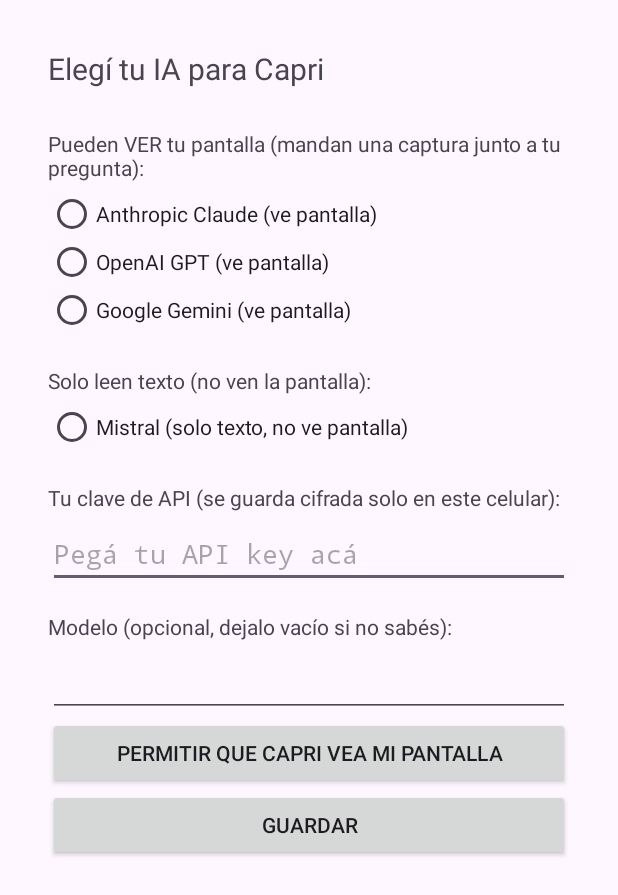
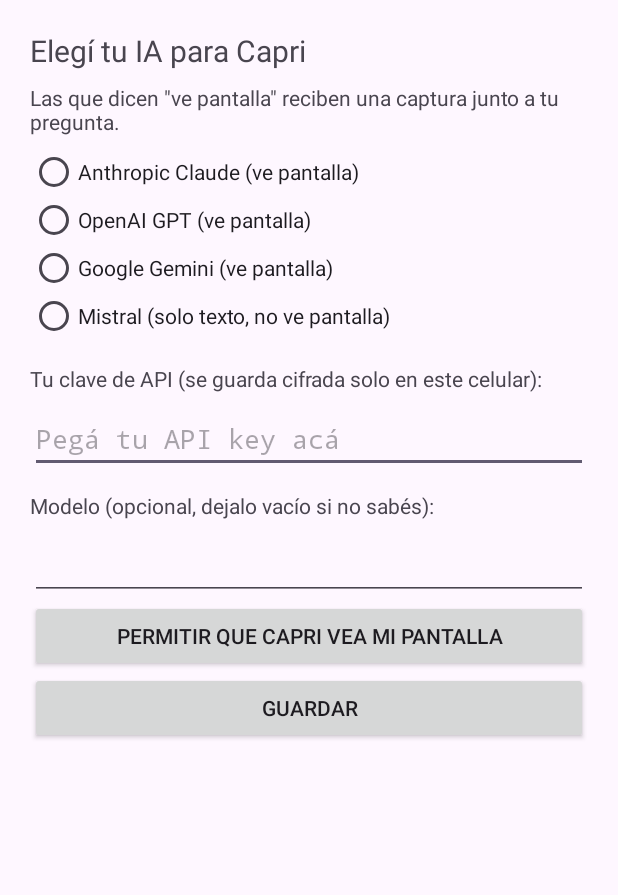
Before and after one commit to Nosoycami0003/CapriOS, an Android app: the SettingsActivity screen opened directly, with no data from a screen before it, on a phone screen of 412 x 824 dp. Shown: the top 895 px of the screen. Run offline under Robolectric (Android 15) with nearby library versions, the phone set to English and light mode, and no system bars; libraries missing offline, so code that uses them is left out: android.view; 7 statements that could not run were skipped.

Commit message:
Update SettingsActivity.kt

```diff
--- a/app/src/main/java/com/endrunners/capri/SettingsActivity.kt
+++ b/app/src/main/java/com/endrunners/capri/SettingsActivity.kt
@@ -1,18 +1,43 @@
 package com.endrunners.capri
 
-import android.app.Activity
 import android.content.Intent
 import android.media.projection.MediaProjectionManager
 import android.os.Bundle
 import android.widget.*
+import androidx.activity.result.contract.ActivityResultContracts
 import androidx.appcompat.app.AppCompatActivity
 
 class SettingsActivity : AppCompatActivity() {
 
-    private lateinit var grupoVision: RadioGroup
-    private lateinit var grupoTexto: RadioGroup
+    // UN solo grupo: con dos grupos separados se podían marcar dos IA a la vez
+    // y siempre ganaba la del primer grupo.
+    private lateinit var grupoProveedor: RadioGroup
     private lateinit var campoApiKey: EditText
     private lateinit var campoModelo: EditText
+
+    private val pantallaLauncher =
+        registerForActivityResult(ActivityResultContracts.StartActivityForResult()) { result ->
+            val data = result.data
+            if (result.resultCode == RESULT_OK && data != null) {
+                ScreenCapture.guardarPermiso(result.resultCode, data)
+                CapriPrefs.saveConfig(
+                    this,
+                    CapriPrefs.getProvider(this),
+                    CapriPrefs.getApiKey(this),
+                    CapriPrefs.getModel(this),
+                    true
+                )
+                // Si el servicio ya corre, hay que re-declarar el tipo mediaProjection
+                if (CapriService.isRunning) {
+                    startForegroundService(Intent(this, CapriService::class.java))
+                }
+                Toast.makeText(this, "Listo, Capri ya puede ver tu pantalla.", Toast.LENGTH_SHORT).show()
+            } else {
+                Toast.makeText(this, "No diste el permiso, Capri seguirá sin ver la pantalla.", Toast.LENGTH_SHORT).show()
+            }
+        }
+
+    private fun dp(v: Int) = (v * resources.displayMetrics.density).toInt()
 
     override fun onCreate(savedInstanceState: Bundle?) {
         super.onCreate(savedInstanceState)
@@ -20,7 +45,7 @@ class SettingsActivity : AppCompatActivity() {
         val scroll = ScrollView(this)
         val root = LinearLayout(this).apply {
             orientation = LinearLayout.VERTICAL
-            setPadding(48, 48, 48, 48)
+            setPadding(dp(20), dp(20), dp(20), dp(20))
         }
         scroll.addView(root)
         setContentView(scroll)
@@ -28,45 +53,39 @@ class SettingsActivity : AppCompatActivity() {
         root.addView(TextView(this).apply {
             text = "Elegí tu IA para Capri"
             textSize = 20f
-            setPadding(0, 0, 0, 24)
+            setPadding(0, 0, 0, dp(8))
         })
 
         root.addView(TextView(this).apply {
-            text = "Pueden VER tu pantalla (mandan una captura junto a tu pregunta):"
-            setPadding(0, 16, 0, 8)
+            text = "Las que dicen \"ve pantalla\" reciben una captura junto a tu pregunta."
+            setPadding(0, 0, 0, dp(8))
         })
 
-        grupoVision = RadioGroup(this)
-        AIProvider.entries.filter { it.supportsVision }.forEach { p ->
-            grupoVision.addView(RadioButton(this).apply { text = p.displayName; tag = p.name })
+        grupoProveedor = RadioGroup(this)
+        AIProvider.entries.forEach { p ->
+            grupoProveedor.addView(RadioButton(this).apply {
+                text = p.displayName
+                tag = p.name
+                id = android.view.View.generateViewId()
+            })
         }
-        root.addView(grupoVision)
-
-        root.addView(TextView(this).apply {
-            text = "Solo leen texto (no ven la pantalla):"
-            setPadding(0, 32, 0, 8)
-        })
-
-        grupoTexto = RadioGroup(this)
-        AIProvider.entries.filter { !it.supportsVision }.forEach { p ->
-            grupoTexto.addView(RadioButton(this).apply { text = p.displayName; tag = p.name })
-        }
-        root.addView(grupoTexto)
+        root.addView(grupoProveedor)
 
         root.addView(TextView(this).apply {
             text = "Tu clave de API (se guarda cifrada solo en este celular):"
-            setPadding(0, 32, 0, 8)
+            setPadding(0, dp(16), 0, dp(8))
         })
 
         campoApiKey = EditText(this).apply {
             hint = "Pegá tu API key acá"
-            inputType = android.text.InputType.TYPE_CLASS_TEXT or android.text.InputType.TYPE_TEXT_VARIATION_PASSWORD
+            inputType = android.text.InputType.TYPE_CLASS_TEXT or
+                android.text.InputType.TYPE_TEXT_VARIATION_PASSWORD
         }
         root.addView(campoApiKey)
 
         root.addView(TextView(this).apply {
             text = "Modelo (opcional, dejalo vacío si no sabés):"
-            setPadding(0, 24, 0, 8)
+            setPadding(0, dp(12), 0, dp(8))
         })
 
         campoModelo = EditText(this)
@@ -83,6 +102,19 @@ class SettingsActivity : AppCompatActivity() {
         })
 
         cargarConfiguracionActual()
+
+        // Se registra DESPUÉS de cargar, para no borrar el modelo guardado al marcar el radio inicial
+        grupoProveedor.setOnCheckedChangeListener { group, checkedId ->
+            val p = AIProvider.fromId(group.findViewById<RadioButton>(checkedId)?.tag as? String)
+            campoModelo.setText("")
+            campoModelo.hint = p.defaultModel
+        }
+    }
+
+    private fun proveedorSeleccionado(): AIProvider {
+        val id = grupoProveedor.checkedRadioButtonId
+        val tag = if (id != -1) grupoProveedor.findViewById<RadioButton>(id)?.tag as? String else null
+        return AIProvider.fromId(tag)
     }
 
     private fun cargarConfiguracionActual() {
@@ -90,39 +122,23 @@ class SettingsActivity : AppCompatActivity() {
         campoApiKey.setText(CapriPrefs.getApiKey(this))
         campoModelo.hint = provider.defaultModel
 
-        for (i in 0 until grupoVision.childCount) {
-            val rb = grupoVision.getChildAt(i) as RadioButton
-            if (rb.tag == provider.name) rb.isChecked = true
-        }
-        for (i in 0 until grupoTexto.childCount) {
-            val rb = grupoTexto.getChildAt(i) as RadioButton
+        val guardado = CapriPrefs.getModel(this)
+        if (guardado != provider.defaultModel) campoModelo.setText(guardado)
+
+        for (i in 0 until grupoProveedor.childCount) {
+            val rb = grupoProveedor.getChildAt(i) as RadioButton
             if (rb.tag == provider.name) rb.isChecked = true
         }
     }
 
     private fun pedirPermisoPantalla() {
         val mpm = getSystemService(MEDIA_PROJECTION_SERVICE) as MediaProjectionManager
-        startActivityForResult(mpm.createScreenCaptureIntent(), 9001)
-    }
-
-    override fun onActivityResult(requestCode: Int, resultCode: Int, data: Intent?) {
-        super.onActivityResult(requestCode, resultCode, data)
-        if (requestCode == 9001 && resultCode == Activity.RESULT_OK && data != null) {
-            ScreenCapture.guardarPermiso(resultCode, data)
-            CapriPrefs.saveConfig(this, CapriPrefs.getProvider(this), CapriPrefs.getApiKey(this), CapriPrefs.getModel(this), true)
-            Toast.makeText(this, "Listo, Capri ya puede ver tu pantalla.", Toast.LENGTH_SHORT).show()
-        } else if (requestCode == 9001) {
-            Toast.makeText(this, "No diste el permiso, Capri seguirá sin ver la pantalla.", Toast.LENGTH_SHORT).show()
-        }
+        pantallaLauncher.launch(mpm.createScreenCaptureIntent())
     }
 
     private fun guardarConfiguracion() {
-        val seleccionVision = (0 until grupoVision.childCount).map { grupoVision.getChildAt(it) as RadioButton }.firstOrNull { it.isChecked }
-        val seleccionTexto = (0 until grupoTexto.childCount).map { grupoTexto.getChildAt(it) as RadioButton }.firstOrNull { it.isChecked }
-        val tag = seleccionVision?.tag ?: seleccionTexto?.tag
-        val provider = AIProvider.fromId(tag as? String)
-
-        val modelo = campoModelo.text.toString().ifBlank { provider.defaultModel }
+        val provider = proveedorSeleccionado()
+        val modelo = campoModelo.text.toString().trim().ifBlank { provider.defaultModel }
         val apiKey = campoApiKey.text.toString().trim()
 
         CapriPrefs.saveConfig(this, provider, apiKey, modelo, CapriPrefs.isVisionEnabled(this))
```
